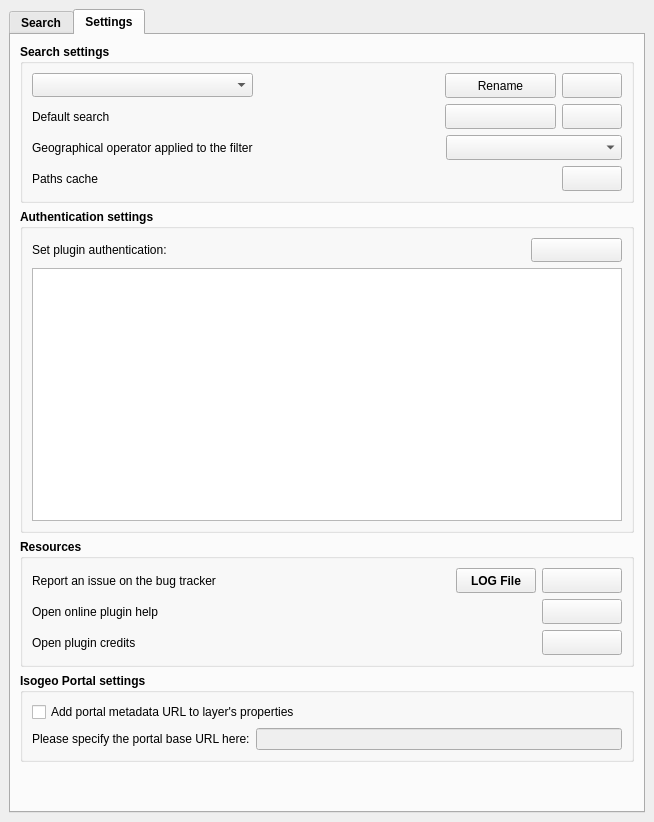
Before: the Qt Designer form ui/isogeo_dockwidget_base.ui in isogeo/isogeo-plugin-qgis, drawn with Qt 5.
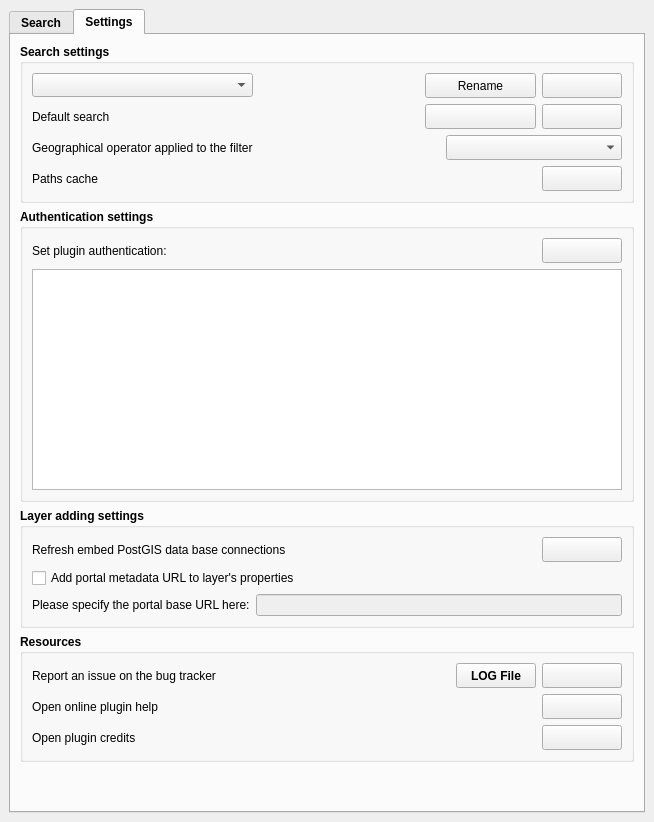
After: the same form once the commit is applied. The open tabs and pages were chosen to show the change. Icons and pictures are not drawn. Custom widgets are drawn as their Qt base class.

Patch:
```diff
--- a/ui/isogeo_dockwidget_base.ui
+++ b/ui/isogeo_dockwidget_base.ui
@@ -40,7 +40,7 @@
     </size>
    </property>
    <layout class="QGridLayout" name="gridLayout">
-    <item row="0" column="1">
+    <item row="0" column="0">
      <widget class="QTabWidget" name="tabWidget">
       <property name="sizePolicy">
        <sizepolicy hsizetype="Preferred" vsizetype="Preferred">
@@ -1433,7 +1433,7 @@
                 <widget class="QPushButton" name="btn_delete_sr">
                  <property name="minimumSize">
                   <size>
-                   <width>60</width>
+                   <width>80</width>
                    <height>25</height>
                   </size>
                  </property>
@@ -1515,7 +1515,7 @@
                 <widget class="QPushButton" name="btn_default_reset">
                  <property name="minimumSize">
                   <size>
-                   <width>60</width>
+                   <width>80</width>
                    <height>25</height>
                   </size>
                  </property>
@@ -1620,7 +1620,7 @@
                 <widget class="QPushButton" name="btn_cache_trash">
                  <property name="minimumSize">
                   <size>
-                   <width>60</width>
+                   <width>80</width>
                    <height>25</height>
                   </size>
                  </property>
@@ -1700,8 +1700,8 @@
               <widget class="QPushButton" name="btn_change_user">
                <property name="minimumSize">
                 <size>
-                 <width>91</width>
-                 <height>24</height>
+                 <width>80</width>
+                 <height>25</height>
                 </size>
                </property>
                <property name="text">
@@ -1718,7 +1718,7 @@
           </layout>
          </widget>
         </item>
-        <item row="7" column="0">
+        <item row="8" column="0">
          <widget class="QGroupBox" name="groupBox_3">
           <property name="title">
            <string>Resources</string>
@@ -1943,14 +1943,83 @@
           </layout>
          </widget>
         </item>
-        <item row="8" column="0">
+        <item row="10" column="0">
+         <spacer name="verticalSpacer">
+          <property name="orientation">
+           <enum>Qt::Vertical</enum>
+          </property>
+          <property name="sizeType">
+           <enum>QSizePolicy::Fixed</enum>
+          </property>
+          <property name="sizeHint" stdset="0">
+           <size>
+            <width>20</width>
+            <height>40</height>
+           </size>
+          </property>
+         </spacer>
+        </item>
+        <item row="7" column="0">
          <widget class="QGroupBox" name="groupBox_4">
           <property name="title">
-           <string>Isogeo Portal settings</string>
+           <string>Layer adding settings</string>
           </property>
           <layout class="QGridLayout" name="gridLayout_3">
            <item row="1" column="0">
             <layout class="QVBoxLayout" name="verticalLayout">
+             <item>
+              <layout class="QHBoxLayout" name="horizontalLayout_14">
+               <item>
+                <widget class="QLabel" name="label_refresh_postGIS_dict">
+                 <property name="font">
+                  <font>
+                   <weight>50</weight>
+                   <bold>false</bold>
+                  </font>
+                 </property>
+                 <property name="text">
+                  <string>Refresh embed PostGIS data base connections</string>
+                 </property>
+                </widget>
+               </item>
+               <item>
+                <spacer name="horizontalSpacer_21">
+                 <property name="orientation">
+                  <enum>Qt::Horizontal</enum>
+                 </property>
+                 <property name="sizeHint" stdset="0">
+                  <size>
+                   <width>40</width>
+                   <height>20</height>
+                  </size>
+                 </property>
+                </spacer>
+               </item>
+               <item>
+                <widget class="QPushButton" name="btn_refresh_postGIS_dict">
+                 <property name="minimumSize">
+                  <size>
+                   <width>80</width>
+                   <height>25</height>
+                  </size>
+                 </property>
+                 <property name="maximumSize">
+                  <size>
+                   <width>100</width>
+                   <height>30</height>
+                  </size>
+                 </property>
+                 <property name="text">
+                  <string/>
+                 </property>
+                 <property name="icon">
+                  <iconset resource="../resources.qrc">
+                   <normaloff>:/plugins/Isogeo/resources/undo.svg</normaloff>:/plugins/Isogeo/resources/undo.svg</iconset>
+                 </property>
+                </widget>
+               </item>
+              </layout>
+             </item>
              <item>
               <widget class="QCheckBox" name="chb_portal_url">
                <property name="font">
@@ -1993,6 +2062,12 @@
                  <property name="enabled">
                   <bool>false</bool>
                  </property>
+                 <property name="inputMask">
+                  <string/>
+                 </property>
+                 <property name="text">
+                  <string/>
+                 </property>
                 </widget>
                </item>
               </layout>
@@ -2002,22 +2077,6 @@
           </layout>
          </widget>
         </item>
-        <item row="9" column="0">
-         <spacer name="verticalSpacer">
-          <property name="orientation">
-           <enum>Qt::Vertical</enum>
-          </property>
-          <property name="sizeType">
-           <enum>QSizePolicy::Fixed</enum>
-          </property>
-          <property name="sizeHint" stdset="0">
-           <size>
-            <width>20</width>
-            <height>40</height>
-           </size>
-          </property>
-         </spacer>
-        </item>
        </layout>
       </widget>
      </widget>
```
Left out of the diff: 2 changed lines with no effect on the pictures.
